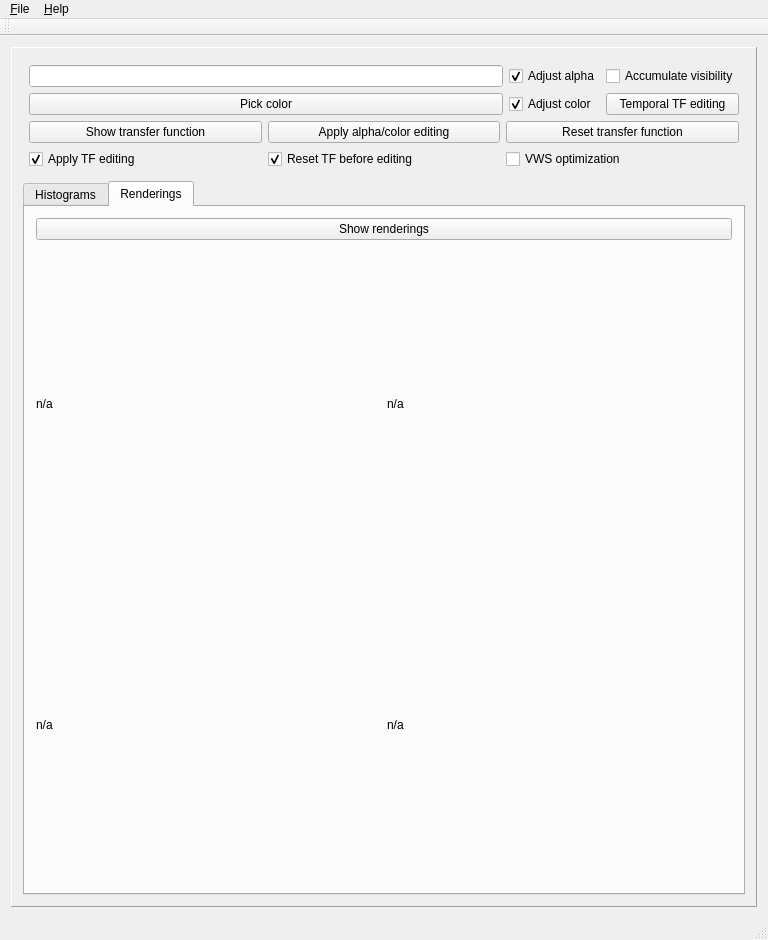
Old version of the form QtCuda/mainwindow.ui in the repository luosz/cuda-visibility.
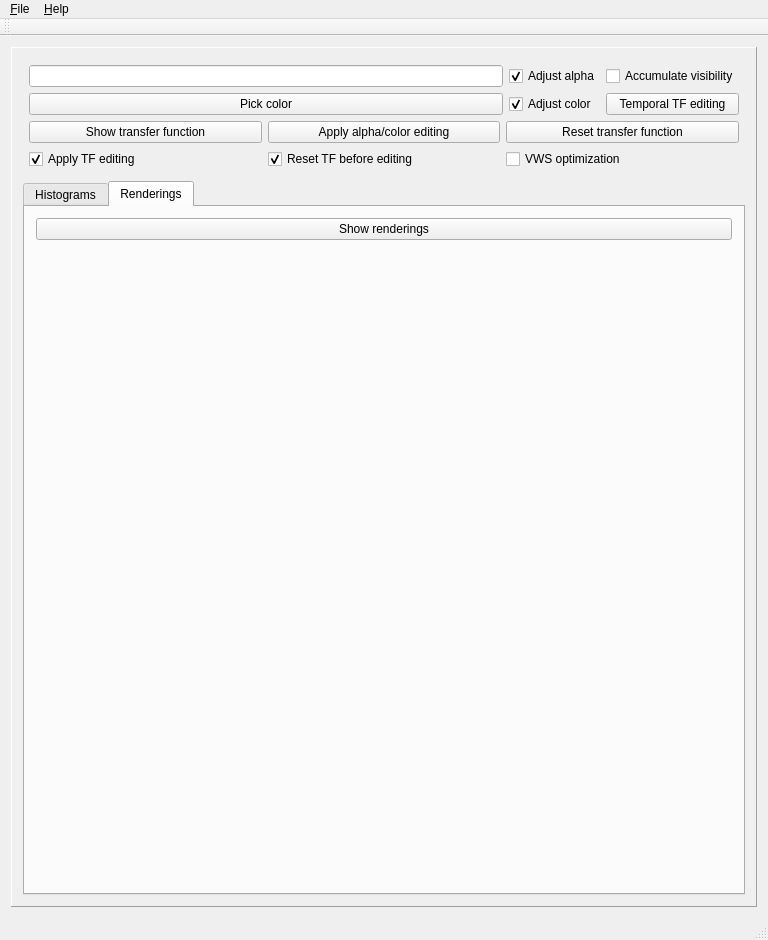
New version of the form. The open tabs and pages were chosen to show the change.

What changed in the file:
```diff
--- a/QtCuda/mainwindow.ui
+++ b/QtCuda/mainwindow.ui
@@ -229,7 +229,7 @@
              <item row="0" column="0">
               <widget class="QLabel" name="label">
                <property name="text">
-                <string>n/a</string>
+                <string/>
                </property>
                <property name="scaledContents">
                 <bool>true</bool>
@@ -239,7 +239,7 @@
              <item row="0" column="1">
               <widget class="QLabel" name="label_2">
                <property name="text">
-                <string>n/a</string>
+                <string/>
                </property>
                <property name="scaledContents">
                 <bool>true</bool>
@@ -249,7 +249,7 @@
              <item row="1" column="0">
               <widget class="QLabel" name="label_3">
                <property name="text">
-                <string>n/a</string>
+                <string/>
                </property>
                <property name="scaledContents">
                 <bool>true</bool>
@@ -259,7 +259,7 @@
              <item row="1" column="1">
               <widget class="QLabel" name="label_4">
                <property name="text">
-                <string>n/a</string>
+                <string/>
                </property>
                <property name="scaledContents">
                 <bool>true</bool>
```
